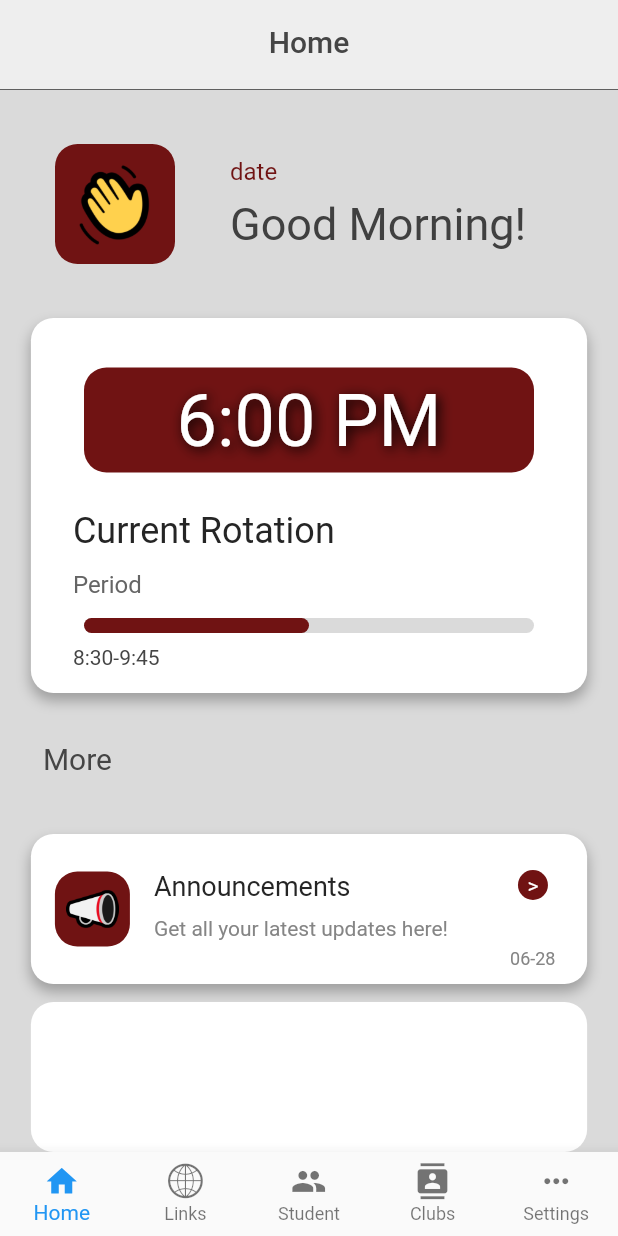
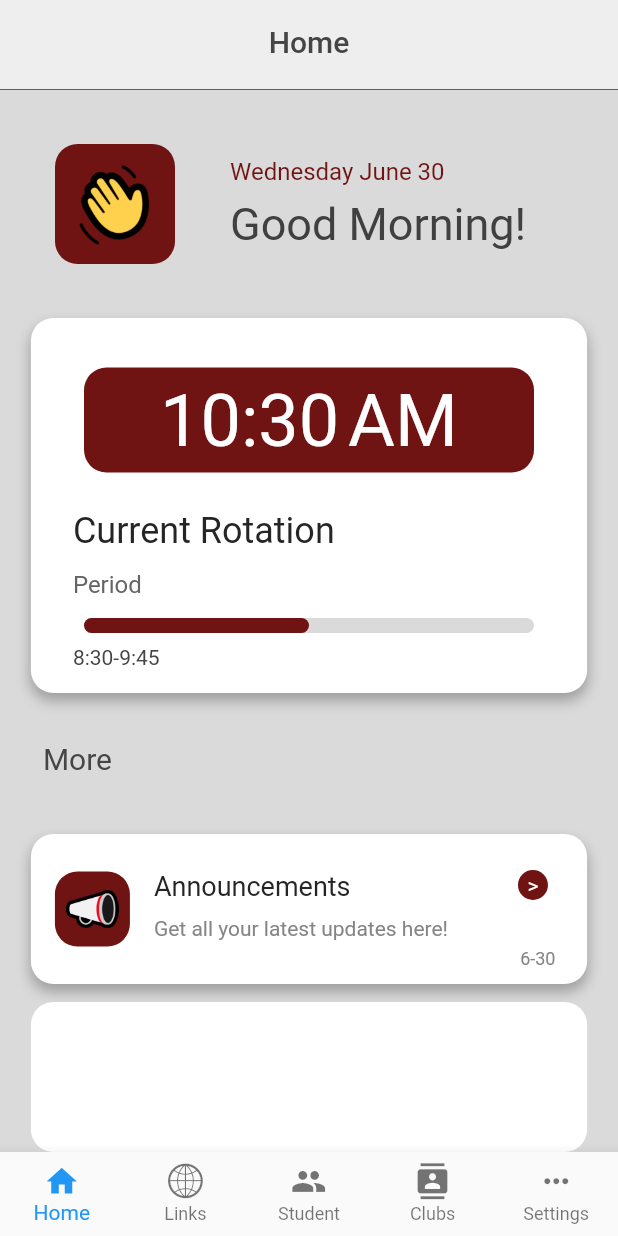
Before and after one commit to uhsmssschoolApp/WolfPackApp, a Flutter app: the screen it shows after launch, on a phone screen of 412 x 824 dp. Run offline on Flutter 3.47's test engine with Material 2 defaults, Android fonts, the light colour scheme and no system bars; our stand-ins replace webview_flutter; Roboto replaces fonts that are missing (SF, SFBold).

Commit message:
changes + fixes

```diff
--- a/testflutter/lib/clubs.dart
+++ b/testflutter/lib/clubs.dart
@@ -1,11 +1,13 @@
 import 'package:flutter/material.dart';
+import 'package:testflutter/nav.dart';
 
 class clubs extends StatelessWidget {
-  const clubs({ Key? key }) : super(key: key);
+  const clubs({Key? key}) : super(key: key);
 
   @override
   Widget build(BuildContext context) {
     return Scaffold(
+      bottomNavigationBar: Nav(),
       appBar: PreferredSize(
         preferredSize: Size.fromHeight(60.0),
         child: AppBar(
--- a/testflutter/lib/consts.dart
+++ b/testflutter/lib/consts.dart
@@ -32,6 +32,8 @@ String teacherContact =
 String yrdsbWebsite = "https://www2.yrdsb.ca/";
 String reportIt =
     "https://secure.yrdsb.ca/Forms/ReportIt/_layouts/FormServer.aspx?XsnLocation=https://secure.yrdsb.ca/FormServerTemplates/ReportItv2.xsn&Source=https://secure.yrdsb.ca&DefaultItemOpen=1";
+const String twitterURL = "https://uhsmssschoolapp.github.io/twitterfeed/";
+const String uhsURL = "https://uhsmssschoolapp.github.io/twitterUHSfeed/";
 
 // edge radius
 BorderRadius homeCorners = const BorderRadius.all(Radius.circular(15));
--- a/testflutter/lib/home.dart
+++ b/testflutter/lib/home.dart
@@ -3,6 +3,7 @@ import 'dart:async';
 
 import 'package:flutter/material.dart';
 import 'package:intl/intl.dart';
+import 'package:testflutter/nav.dart';
 import 'package:webview_flutter/webview_flutter.dart';
 import 'consts.dart';
 
@@ -14,8 +15,9 @@ class home extends StatefulWidget {
 }
 
 class _HomeState extends State<home> {
-  String curTime = "6:00 PM";
+  String curTime = "";
   String curDate = "";
+  String announcementDate = "";
 
   // convert time later ?
   double periodProgress(double curElapsed, int curPeriod) {
@@ -34,6 +36,7 @@ class _HomeState extends State<home> {
     double screenWidth = MediaQuery.of(context).size.width;
     // DateTime now = DateTime.now();
     return Scaffold(
+      bottomNavigationBar: Nav(),
       appBar: AppBar(
         bottom: PreferredSize(
           child: Container(
@@ -91,7 +94,7 @@ class _HomeState extends State<home> {
                           child: Container(
                             alignment: Alignment.bottomLeft,
                             child: Text(
-                              "date",
+                              curDate,
                               style: TextStyle(
                                   fontSize: 16.0,
                                   color: maroon,
@@ -163,13 +166,13 @@ class _HomeState extends State<home> {
                                   // fontWeight: FontWeight.w800,
                                   fontFamily: "SFBold",
                                   color: Colors.white,
-                                  shadows: <Shadow>[
-                                    Shadow(
-                                      offset: Offset(2.0, 2.0),
-                                      blurRadius: 10.0,
-                                      color: Colors.black,
-                                    ),
-                                  ],
+                                  // shadows: <Shadow>[
+                                  //   Shadow(
+                                  //     offset: Offset(2.0, 2.0),
+                                  //     blurRadius: 10.0,
+                                  //     color: Colors.black,
+                                  //   ),
+                                  // ],
                                 ),
                               ),
                             ),
@@ -381,7 +384,7 @@ class _HomeState extends State<home> {
                                     width: 50,
                                     // color: Colors.black,
                                     child: Text(
-                                      "06-28",
+                                      announcementDate,
                                       style: TextStyle(
                                         fontFamily: "SF",
                                         fontSize: 12.0,
@@ -416,7 +419,7 @@ class _HomeState extends State<home> {
                       // color: Colors.red,
                       child: WebView(
                         initialUrl:
-                            "https://calendar.google.com/calendar/u/0/r?cid=unionville.hs@gapps.yrdsb.ca&pli=1",
+                            "https://sarinali.github.io/webview_flutter/",
                         javascriptMode: JavascriptMode.unrestricted,
                       ),
                     ),
@@ -434,20 +437,33 @@ class _HomeState extends State<home> {
     );
   }
 
-  // void getTime() {
-  //   DateTime now = DateTime.now();
-  //   String time = DateFormat.jm(now).toString();
-  //   setState(() {
-  //     curTime = time;
-  //   });
-  // }
+  void getTime() {
+    DateTime now = DateTime.now();
+    String time = (DateFormat.jm().format(now));
+    setState(() {
+      curTime = time;
+    });
+  }
 
-  // @override
-  // void initState() {
-  //   curTime = DateFormat.jm(DateTime.now()).toString();
-  //   Timer.periodic(Duration(seconds: 1), (timer) {
-  //     getTime();
-  //   });
-  //   super.initState();
-  // }
+  void getDate() {
+    DateTime now = DateTime.now();
+    String date = (DateFormat('EEEE MMMM d').format(now));
+    String aDate = (DateFormat('M-d').format(now));
+    setState(() {
+      curDate = date;
+      announcementDate = aDate;
+    });
+  }
+
+  @override
+  void initState() {
+    curTime = DateTime.now().toString();
+    curDate = DateTime.now().toString();
+    announcementDate = DateTime.now().toString();
+    Timer.periodic(Duration(seconds: 1), (timer) {
+      getTime();
+      getDate();
+    });
+    super.initState();
+  }
 }
--- a/testflutter/lib/links.dart
+++ b/testflutter/lib/links.dart
@@ -1,5 +1,6 @@
 import 'package:flutter/material.dart';
 import 'package:testflutter/icons.dart';
+import 'package:testflutter/nav.dart';
 import 'package:url_launcher/url_launcher.dart';
 import 'consts.dart';
 
@@ -14,6 +15,7 @@ class _linksState extends State<links> {
   @override
   Widget build(BuildContext context) {
     return Scaffold(
+      bottomNavigationBar: Nav(),
       appBar: AppBar(
         bottom: PreferredSize(
           child: Container(
--- a/testflutter/lib/main.dart
+++ b/testflutter/lib/main.dart
@@ -1,5 +1,11 @@
 import 'package:flutter/material.dart';
-import 'package:testflutter/nav.dart';
+import 'package:testflutter/clubs.dart';
+// import 'package:testflutter/nav.dart';
+import 'package:testflutter/home.dart';
+import 'links.dart';
+import 'student.dart';
+import 'student.dart';
+import 'settings.dart';
 
 void main() {
   runApp(MyApp());
@@ -17,8 +23,15 @@ class MyApp extends StatelessWidget {
           elevation: 0,
         ),
       ),
-      home: Nav(),
+      home: home(),
       debugShowCheckedModeBanner: false,
+      routes: {
+        "/home": (context) => home(),
+        "/links": (context) => links(),
+        "/student": (context) => student(),
+        "/clubs": (context) => clubs(),
+        "/settings": (context) => settings(),
+      },
     );
   }
 }
--- a/testflutter/lib/nav.dart
+++ b/testflutter/lib/nav.dart
@@ -1,10 +1,10 @@
 import 'package:flutter/material.dart';
 import 'package:testflutter/icons.dart';
-import 'package:testflutter/links.dart';
-import 'package:testflutter/home.dart';
-import 'package:testflutter/student.dart';
-import 'package:testflutter/clubs.dart';
-import 'package:testflutter/settings.dart';
+// import 'package:testflutter/links.dart';
+// import 'package:testflutter/home.dart';
+// import 'package:testflutter/student.dart';
+// import 'package:testflutter/clubs.dart';
+// import 'package:testflutter/settings.dart';
 
 class Nav extends StatefulWidget {
   // const Nav({ Key? key }) : super(key: key);
@@ -14,28 +14,43 @@ class Nav extends StatefulWidget {
 }
 
 class _NavState extends State<Nav> {
-  int _selectedInd = 0;
-  List<Widget> _widgetOptions = <Widget>[
-    home(),
-    links(),
-    student(),
-    clubs(),
-    settings(),
+  int _selectedInd = 1;
+  int initInd = 0;
+  List<String> _widgetOptions = <String>[
+    "/home",
+    "/links",
+    "/student",
+    "/clubs",
+    "/settings",
   ];
 
   void _ontap(int index) {
-    setState(() {
+    // setState(() {
+    //   _selectedInd = index;
+    // });
     _selectedInd = index;
-    });
+    Navigator.pushNamed(context, _widgetOptions[index]);
+  }
+
+  int prev() {
+    if (ModalRoute.of(context) != null) {
+      RouteSettings? rs = ModalRoute.of(context)!.settings;
+      for (int i = 0; i < 5; i++) {
+        if (rs.name!.contains(_widgetOptions[i])) {
+          return i;
+        }
+      }
+    }
+    return 0;
   }
 
   @override
   Widget build(BuildContext context) {
-    return Scaffold(
-      body: Center(
-        child: _widgetOptions.elementAt(_selectedInd),
-      ),
-      bottomNavigationBar: BottomNavigationBar(
+    return
+        // body: Center(
+        //   child: _widgetOptions.elementAt(_selectedInd),
+        // ),
+        BottomNavigationBar(
       type: BottomNavigationBarType.fixed,
       // change accent colour?
       items: const <BottomNavigationBarItem>[
@@ -60,9 +75,8 @@ class _NavState extends State<Nav> {
           label: "Settings",
         ),
       ],
-        currentIndex: _selectedInd,
       onTap: _ontap,
-      ),
+      currentIndex: prev(),
     );
   }
 }
--- a/testflutter/lib/settings.dart
+++ b/testflutter/lib/settings.dart
@@ -1,4 +1,5 @@
 import 'package:flutter/material.dart';
+import 'package:testflutter/nav.dart';
 
 class settings extends StatelessWidget {
   const settings({Key? key}) : super(key: key);
@@ -6,6 +7,7 @@ class settings extends StatelessWidget {
   @override
   Widget build(BuildContext context) {
     return Scaffold(
+      bottomNavigationBar: Nav(),
       appBar: PreferredSize(
         preferredSize: Size.fromHeight(60.0),
         child: AppBar(
```
Also changed, not shown: testflutter/lib/student.dart (+79 -6 lines). Lines whose indentation alone changed are shown as unchanged.
